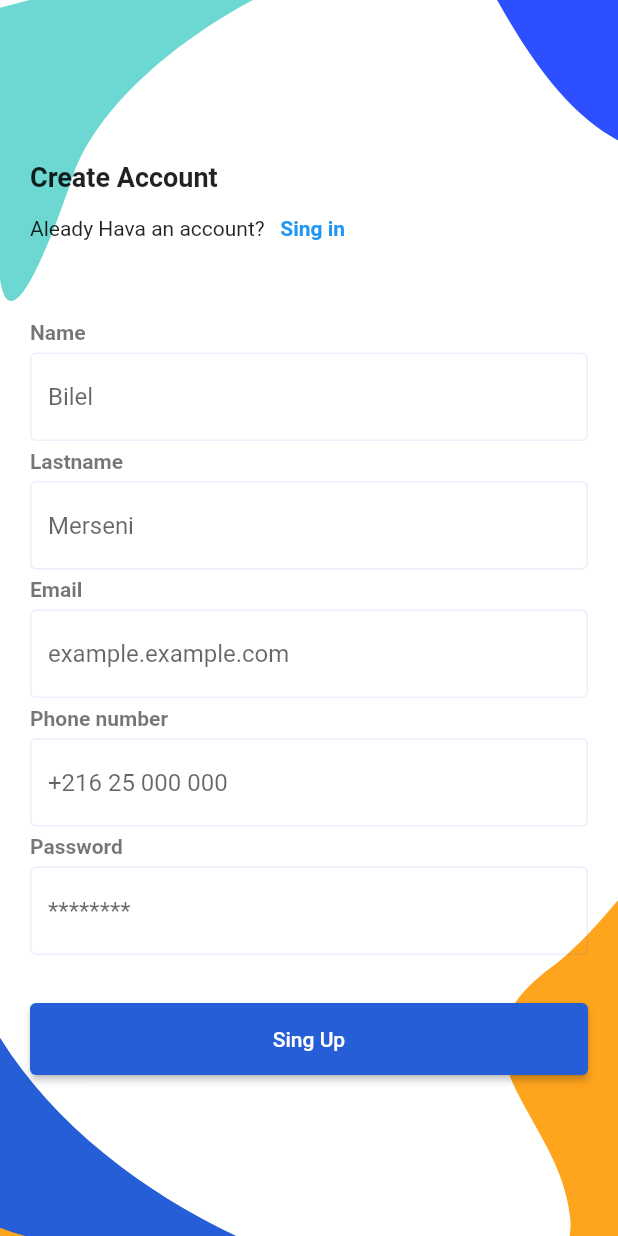
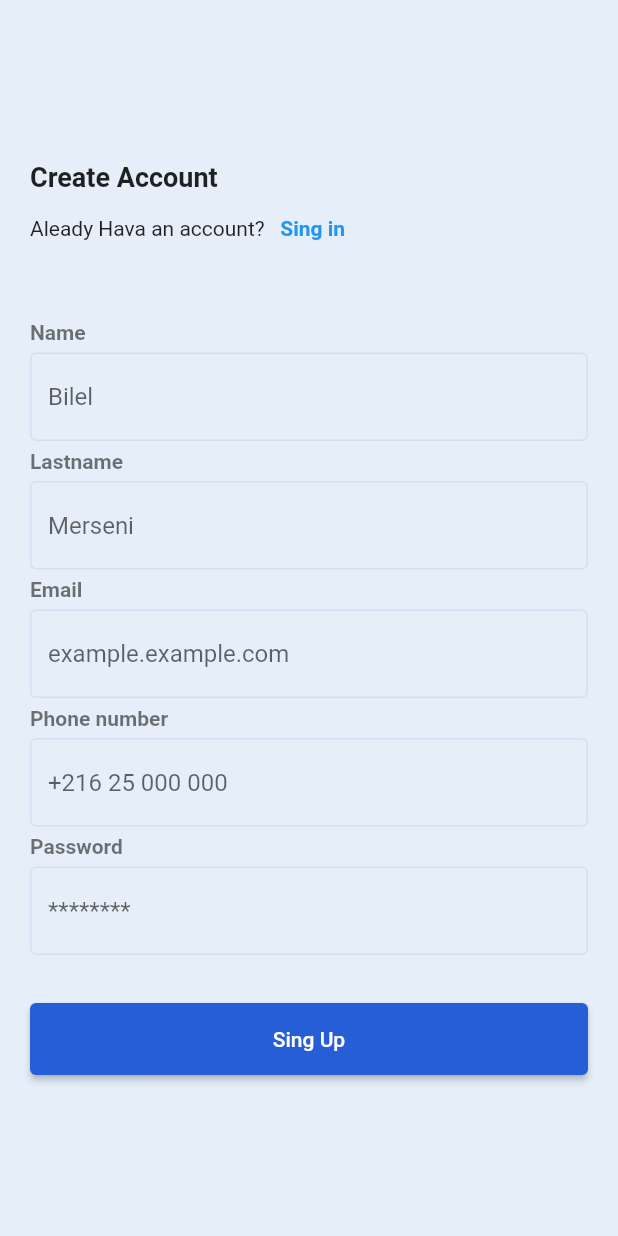
Before and after one commit to MerseniBilel/js_event_app, a Flutter app: the screen it shows after launch, after a tap on "Skip", after a tap on "Continue", on a phone screen of 412 x 824 dp. Run offline on Flutter 3.47's test engine with Material 2 defaults, Android fonts, the phone set to English and light mode, and no system bars; our stand-ins replace flutter_svg, form_field_validator, google_fonts.

Commit message:
register error closed

```diff
--- a/lib/main.dart
+++ b/lib/main.dart
@@ -25,6 +25,7 @@
         debugShowCheckedModeBanner: false,
         title: 'Js event app',
         theme: ThemeData(
+          scaffoldBackgroundColor: backgroundColor,
           primarySwatch: Colors.blue,
           primaryColor: primaryColor,
           textTheme: Theme.of(context).textTheme.apply(displayColor: textColor),
--- a/lib/screens/onboarding.dart
+++ b/lib/screens/onboarding.dart
@@ -2,6 +2,7 @@
 import 'package:flutter/rendering.dart';
 import 'package:flutter/widgets.dart';
 import 'package:flutter_svg/flutter_svg.dart';
+import 'package:js_event_app/constants.dart';
 import 'package:js_event_app/models/onboarding_model.dart';
 
 class OnBoarding extends StatefulWidget {
@@ -86,7 +87,7 @@
               width: currentIndex == index ? _width : 18,
               decoration: BoxDecoration(
                 borderRadius: BorderRadius.circular(kDefaultPadding),
-                color: index == currentIndex ? Colors.blueGrey : Colors.grey,
+                color: index == currentIndex ? primaryColor : Colors.grey,
               ),
             ),
           ),
@@ -96,7 +97,7 @@
           height: 60,
           decoration: BoxDecoration(
               borderRadius: BorderRadius.circular(30),
-              color: currentIndex == 2 ? Colors.blueGrey : null),
+              color: currentIndex == 2 ? primaryColor : null),
           width: MediaQuery.of(context).size.width,
           margin: const EdgeInsets.all(40),
           child: Row(
@@ -131,7 +132,7 @@
                         },
                         child: const Text(
                           "Skip",
-                          style: TextStyle(color: Colors.blueGrey),
+                          style: TextStyle(color: textColor),
                         )),
                     IconButton(
                         onPressed: () {
@@ -140,8 +141,7 @@
                               curve: Curves.easeIn);
                         },
                         icon: const Icon(Icons.arrow_forward_ios),
-                      color: Colors.black,
-                    )
+                        color: primaryColor)
                   ],
           ),
         ),
--- a/lib/screens/register_screen.dart
+++ b/lib/screens/register_screen.dart
@@ -3,7 +3,6 @@
 import 'package:flutter/rendering.dart';
 import 'package:flutter/widgets.dart';
 import 'package:js_event_app/constants.dart';
-import 'package:flutter_svg/flutter_svg.dart';
 import 'package:form_field_validator/form_field_validator.dart';
 
 class Register extends StatefulWidget {
@@ -25,18 +24,14 @@
 
   final _formkey = GlobalKey<FormState>();
 
+  final _keySubmit = GlobalKey<_SingUpFormState>();
+
   @override
   Widget build(BuildContext context) {
     return Scaffold(
-      resizeToAvoidBottomInset: false,
       body: Stack(
         fit: StackFit.expand,
         children: [
-          SvgPicture.asset(
-            "assets/img/Sign_Up_bg.svg",
-            height: MediaQuery.of(context).size.height,
-            fit: BoxFit.fill,
-          ),
           Center(
             child: SafeArea(
               child: SingleChildScrollView(
@@ -53,7 +48,7 @@
                       children: [
                         const Text("Aleady Hava an account?"),
                         TextButton(
-                          onPressed: () => print("sing in clicked"),
+                          onPressed: () {},
                           child: const Text(
                             "Sing in",
                             style: TextStyle(fontWeight: FontWeight.bold),
@@ -64,7 +59,7 @@
                     const SizedBox(
                       height: defaultPadding * 2,
                     ),
-                    SingUpForm(formkey: _formkey),
+                    SingUpForm(key: _keySubmit, formkey: _formkey),
                     const SizedBox(
                       height: defaultPadding * 2,
                     ),
@@ -74,6 +69,7 @@
                         onPressed: () {
                           if (_formkey.currentState!.validate()) {
                             _formkey.currentState!.save();
+                            _keySubmit.currentState!.printValues();
                           }
                         },
                         child: const Text("Sing Up"),
@@ -90,11 +86,16 @@
   }
 }
 
-class SingUpForm extends StatelessWidget {
-  SingUpForm({Key? key, required this.formkey}) : super(key: key);
+class SingUpForm extends StatefulWidget {
+  const SingUpForm({Key? key, required this.formkey}) : super(key: key);
 
   final GlobalKey formkey;
 
+  @override
+  State<SingUpForm> createState() => _SingUpFormState();
+}
+
+class _SingUpFormState extends State<SingUpForm> {
   late String _name, _lastname, _email, _phoneNumber, _password;
 
   void printValues() {
@@ -108,7 +109,7 @@
   @override
   Widget build(BuildContext context) {
     return Form(
-      key: formkey,
+      key: widget.formkey,
       child: Column(
         crossAxisAlignment: CrossAxisAlignment.start,
         children: [
```
Lines whose indentation alone changed are shown as unchanged.
